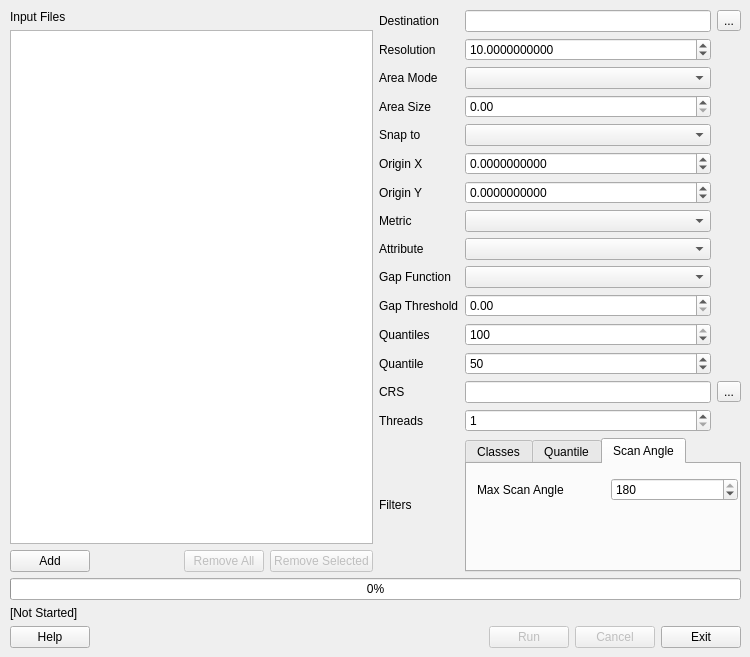
Above: src/apps/pointstats.ui from rskelly/treetops before the change. Below: the same form after it.
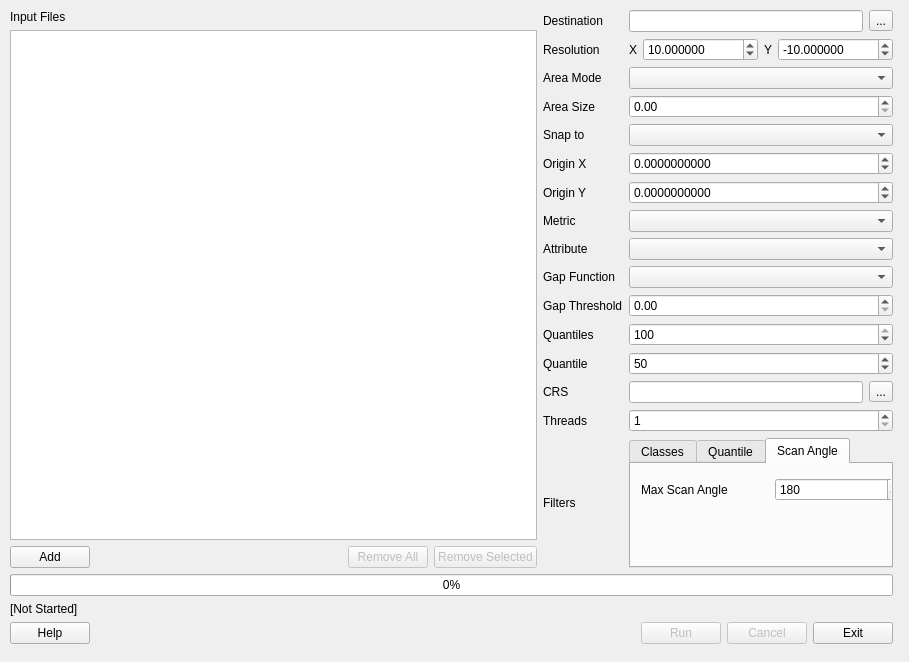
That is the form after the change. The open tabs and pages were chosen to show the change.

Commit message: Added x,y resolution to pointstats config and ui; Added radius filter to fast filter.

```diff
--- a/src/apps/pointstats.ui
+++ b/src/apps/pointstats.ui
@@ -6,8 +6,8 @@
    <rect>
     <x>0</x>
     <y>0</y>
-    <width>750</width>
-    <height>657</height>
+    <width>909</width>
+    <height>662</height>
    </rect>
   </property>
   <property name="windowTitle">
@@ -18,11 +18,18 @@
     <rect>
      <x>10</x>
      <y>10</y>
-     <width>731</width>
-     <height>638</height>
+     <width>883</width>
+     <height>634</height>
     </rect>
    </property>
    <layout class="QGridLayout" name="gridLayout_4">
+    <item row="2" column="0" colspan="2">
+     <widget class="QProgressBar" name="prgOverall">
+      <property name="value">
+       <number>0</number>
+      </property>
+     </widget>
+    </item>
     <item row="4" column="0" colspan="2">
      <layout class="QHBoxLayout" name="horizontalLayout_4" stretch="0,0,0,0,0">
       <item>
@@ -74,6 +81,13 @@
       </item>
      </layout>
     </item>
+    <item row="3" column="0" colspan="2">
+     <widget class="QLabel" name="lblStatus">
+      <property name="text">
+       <string>[Not Started]</string>
+      </property>
+     </widget>
+    </item>
     <item row="0" column="0">
      <layout class="QGridLayout" name="gridLayout_3">
       <item row="1" column="0">
@@ -136,13 +150,6 @@
       </item>
      </layout>
     </item>
-    <item row="2" column="0" colspan="2">
-     <widget class="QProgressBar" name="prgOverall">
-      <property name="value">
-       <number>0</number>
-      </property>
-     </widget>
-    </item>
     <item row="0" column="1">
      <layout class="QGridLayout" name="gridLayout">
       <item row="0" column="0">
@@ -152,6 +159,16 @@
         </property>
        </widget>
       </item>
+      <item row="0" column="1" colspan="2">
+       <widget class="QLineEdit" name="txtDestFile"/>
+      </item>
+      <item row="0" column="3">
+       <widget class="QToolButton" name="btnDestFile">
+        <property name="text">
+         <string>...</string>
+        </property>
+       </widget>
+      </item>
       <item row="1" column="0">
        <widget class="QLabel" name="lblResolution">
         <property name="text">
@@ -159,10 +176,126 @@
         </property>
        </widget>
       </item>
-      <item row="7" column="1">
-       <widget class="QComboBox" name="cboType"/>
-      </item>
-      <item row="5" column="1">
+      <item row="1" column="1" colspan="3">
+       <layout class="QHBoxLayout" name="horizontalLayout_2">
+        <item>
+         <widget class="QLabel" name="label_3">
+          <property name="sizePolicy">
+           <sizepolicy hsizetype="Fixed" vsizetype="Preferred">
+            <horstretch>0</horstretch>
+            <verstretch>0</verstretch>
+           </sizepolicy>
+          </property>
+          <property name="text">
+           <string>X</string>
+          </property>
+         </widget>
+        </item>
+        <item>
+         <widget class="QDoubleSpinBox" name="spnResolutionX">
+          <property name="decimals">
+           <number>6</number>
+          </property>
+          <property name="minimum">
+           <double>-100000.000000000000000</double>
+          </property>
+          <property name="maximum">
+           <double>100000.000000000000000</double>
+          </property>
+          <property name="singleStep">
+           <double>1.000000000000000</double>
+          </property>
+          <property name="value">
+           <double>10.000000000000000</double>
+          </property>
+         </widget>
+        </item>
+        <item>
+         <widget class="QLabel" name="label_4">
+          <property name="sizePolicy">
+           <sizepolicy hsizetype="Fixed" vsizetype="Preferred">
+            <horstretch>0</horstretch>
+            <verstretch>0</verstretch>
+           </sizepolicy>
+          </property>
+          <property name="text">
+           <string>Y</string>
+          </property>
+         </widget>
+        </item>
+        <item>
+         <widget class="QDoubleSpinBox" name="spnResolutionY">
+          <property name="decimals">
+           <number>6</number>
+          </property>
+          <property name="minimum">
+           <double>-100000.000000000000000</double>
+          </property>
+          <property name="maximum">
+           <double>100000.000000000000000</double>
+          </property>
+          <property name="singleStep">
+           <double>1.000000000000000</double>
+          </property>
+          <property name="value">
+           <double>-10.000000000000000</double>
+          </property>
+         </widget>
+        </item>
+       </layout>
+      </item>
+      <item row="2" column="0">
+       <widget class="QLabel" name="label_2">
+        <property name="text">
+         <string>Area Mode</string>
+        </property>
+       </widget>
+      </item>
+      <item row="4" column="1" colspan="3">
+       <widget class="QComboBox" name="cboSnapMode">
+        <property name="currentText">
+         <string/>
+        </property>
+       </widget>
+      </item>
+      <item row="5" column="0">
+       <widget class="QLabel" name="lblOriginX">
+        <property name="text">
+         <string>Origin X</string>
+        </property>
+       </widget>
+      </item>
+      <item row="2" column="1" colspan="3">
+       <widget class="QComboBox" name="cboAreaMode"/>
+      </item>
+      <item row="3" column="0">
+       <widget class="QLabel" name="lblAreaSize">
+        <property name="text">
+         <string>Area Size</string>
+        </property>
+       </widget>
+      </item>
+      <item row="3" column="1" colspan="3">
+       <widget class="QDoubleSpinBox" name="spnAreaSize"/>
+      </item>
+      <item row="4" column="0">
+       <widget class="QLabel" name="label_6">
+        <property name="text">
+         <string>Snap to</string>
+        </property>
+       </widget>
+      </item>
+      <item row="8" column="1" colspan="3">
+       <widget class="QComboBox" name="cboAttribute"/>
+      </item>
+      <item row="9" column="0">
+       <widget class="QLabel" name="lblGapFunction">
+        <property name="text">
+         <string>Gap Function</string>
+        </property>
+       </widget>
+      </item>
+      <item row="5" column="1" colspan="3">
        <widget class="QDoubleSpinBox" name="spnOriginX">
         <property name="decimals">
          <number>10</number>
@@ -175,7 +308,14 @@
         </property>
        </widget>
       </item>
-      <item row="6" column="1">
+      <item row="6" column="0">
+       <widget class="QLabel" name="lblOriginY">
+        <property name="text">
+         <string>Origin Y</string>
+        </property>
+       </widget>
+      </item>
+      <item row="6" column="1" colspan="3">
        <widget class="QDoubleSpinBox" name="spnOriginY">
         <property name="decimals">
          <number>10</number>
@@ -188,24 +328,51 @@
         </property>
        </widget>
       </item>
-      <item row="9" column="0">
-       <widget class="QLabel" name="lblGapFunction">
+      <item row="14" column="1" colspan="3">
+       <widget class="QSpinBox" name="spnThreads">
+        <property name="minimum">
+         <number>1</number>
+        </property>
+       </widget>
+      </item>
+      <item row="15" column="0">
+       <widget class="QLabel" name="label_7">
         <property name="text">
-         <string>Gap Function</string>
+         <string>Filters</string>
         </property>
        </widget>
       </item>
-      <item row="12" column="0">
-       <widget class="QLabel" name="lblQuantile">
+      <item row="7" column="0">
+       <widget class="QLabel" name="lblType">
         <property name="text">
-         <string>Quantile</string>
+         <string>Metric</string>
         </property>
        </widget>
       </item>
-      <item row="13" column="2">
-       <widget class="QToolButton" name="btnCRSConfig">
+      <item row="7" column="1" colspan="3">
+       <widget class="QComboBox" name="cboType"/>
+      </item>
+      <item row="8" column="0">
+       <widget class="QLabel" name="lblAttribute">
         <property name="text">
-         <string>...</string>
+         <string>Attribute</string>
+        </property>
+       </widget>
+      </item>
+      <item row="9" column="1" colspan="3">
+       <widget class="QComboBox" name="cboGapFunction"/>
+      </item>
+      <item row="10" column="0">
+       <widget class="QLabel" name="lblGapThreshold">
+        <property name="text">
+         <string>Gap Threshold</string>
+        </property>
+       </widget>
+      </item>
+      <item row="10" column="1" colspan="3">
+       <widget class="QDoubleSpinBox" name="spnGapThreshold">
+        <property name="maximum">
+         <double>999.990000000000009</double>
         </property>
        </widget>
       </item>
@@ -216,10 +383,7 @@
         </property>
        </widget>
       </item>
-      <item row="8" column="1">
-       <widget class="QComboBox" name="cboAttribute"/>
-      </item>
-      <item row="11" column="1">
+      <item row="11" column="1" colspan="3">
        <widget class="QSpinBox" name="spnQuantiles">
         <property name="maximum">
          <number>100</number>
@@ -229,7 +393,14 @@
         </property>
        </widget>
       </item>
-      <item row="12" column="1">
+      <item row="12" column="0">
+       <widget class="QLabel" name="lblQuantile">
+        <property name="text">
+         <string>Quantile</string>
+        </property>
+       </widget>
+      </item>
+      <item row="12" column="1" colspan="3">
        <widget class="QSpinBox" name="spnQuantile">
         <property name="value">
          <number>50</number>
@@ -243,14 +414,7 @@
         </property>
        </widget>
       </item>
-      <item row="14" column="0">
-       <widget class="QLabel" name="label">
-        <property name="text">
-         <string>Threads</string>
-        </property>
-       </widget>
-      </item>
-      <item row="13" column="1">
+      <item row="13" column="1" colspan="2">
        <widget class="QLineEdit" name="txtCRSConfig">
         <property name="mouseTracking">
          <bool>false</bool>
@@ -266,58 +430,26 @@
         </property>
        </widget>
       </item>
-      <item row="7" column="0">
-       <widget class="QLabel" name="lblType">
-        <property name="text">
-         <string>Metric</string>
-        </property>
-       </widget>
-      </item>
-      <item row="4" column="1">
-       <widget class="QComboBox" name="cboSnapMode">
-        <property name="currentText">
-         <string/>
-        </property>
-       </widget>
-      </item>
-      <item row="10" column="0">
-       <widget class="QLabel" name="lblGapThreshold">
-        <property name="text">
-         <string>Gap Threshold</string>
-        </property>
-       </widget>
-      </item>
-      <item row="8" column="0">
-       <widget class="QLabel" name="lblAttribute">
-        <property name="text">
-         <string>Attribute</string>
-        </property>
-       </widget>
-      </item>
-      <item row="0" column="2">
-       <widget class="QToolButton" name="btnDestFile">
+      <item row="13" column="3">
+       <widget class="QToolButton" name="btnCRSConfig">
         <property name="text">
          <string>...</string>
         </property>
        </widget>
       </item>
-      <item row="9" column="1">
-       <widget class="QComboBox" name="cboGapFunction"/>
-      </item>
-      <item row="4" column="0">
-       <widget class="QLabel" name="label_6">
+      <item row="14" column="0">
+       <widget class="QLabel" name="label">
         <property name="text">
-         <string>Snap to</string>
+         <string>Threads</string>
         </property>
        </widget>
       </item>
-      <item row="0" column="1">
-       <widget class="QLineEdit" name="txtDestFile"/>
-      </item>
-      <item row="15" column="1" colspan="2">
+      <item row="15" column="1" colspan="3">
+       <layout class="QVBoxLayout" name="verticalLayout">
+        <item>
        <widget class="QTabWidget" name="tabFilters">
         <property name="currentIndex">
-         <number>0</number>
+           <number>2</number>
         </property>
         <widget class="QWidget" name="tabClasses">
          <attribute name="title">
@@ -481,88 +613,9 @@
         </widget>
        </widget>
       </item>
-      <item row="15" column="0">
-       <widget class="QLabel" name="label_7">
-        <property name="text">
-         <string>Filters</string>
-        </property>
-       </widget>
-      </item>
-      <item row="6" column="0">
-       <widget class="QLabel" name="lblOriginY">
-        <property name="text">
-         <string>Origin Y</string>
-        </property>
-       </widget>
-      </item>
-      <item row="14" column="1">
-       <widget class="QSpinBox" name="spnThreads">
-        <property name="minimum">
-         <number>1</number>
-        </property>
-       </widget>
-      </item>
-      <item row="2" column="1">
-       <widget class="QComboBox" name="cboAreaMode"/>
-      </item>
-      <item row="2" column="0">
-       <widget class="QLabel" name="label_2">
-        <property name="text">
-         <string>Area Mode</string>
-        </property>
-       </widget>
-      </item>
-      <item row="10" column="1">
-       <widget class="QDoubleSpinBox" name="spnGapThreshold">
-        <property name="maximum">
-         <double>999.990000000000009</double>
-        </property>
-       </widget>
-      </item>
-      <item row="1" column="1">
-       <widget class="QDoubleSpinBox" name="spnResolution">
-        <property name="decimals">
-         <number>10</number>
-        </property>
-        <property name="minimum">
-         <double>0.000001000000000</double>
-        </property>
-        <property name="maximum">
-         <double>10000000.000000000000000</double>
-        </property>
-        <property name="singleStep">
-         <double>1.000000000000000</double>
-        </property>
-        <property name="value">
-         <double>10.000000000000000</double>
-        </property>
-       </widget>
-      </item>
-      <item row="5" column="0">
-       <widget class="QLabel" name="lblOriginX">
-        <property name="text">
-         <string>Origin X</string>
-        </property>
-       </widget>
-      </item>
-      <item row="3" column="0">
-       <widget class="QLabel" name="lblAreaSize">
-        <property name="text">
-         <string>Area Size</string>
-        </property>
-       </widget>
-      </item>
-      <item row="3" column="1">
-       <widget class="QDoubleSpinBox" name="spnAreaSize"/>
-      </item>
-     </layout>
-    </item>
-    <item row="3" column="0" colspan="2">
-     <widget class="QLabel" name="lblStatus">
-      <property name="text">
-       <string>[Not Started]</string>
-      </property>
-     </widget>
+       </layout>
+      </item>
+     </layout>
     </item>
    </layout>
   </widget>
```
Left out of the diff: 2 changed lines with no effect on the pictures. Lines whose indentation alone changed are shown as unchanged. The commit also changes 8 other files.
